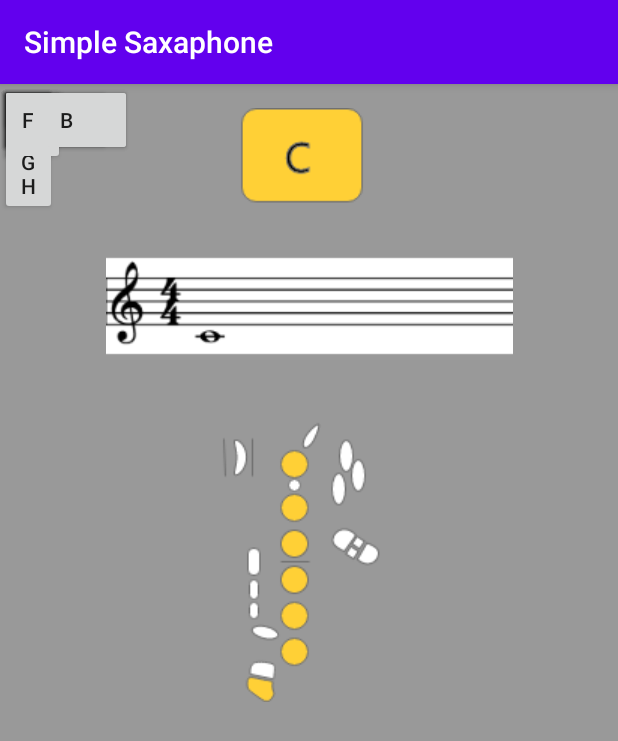
After one commit to sammax12/SimpleSaxaphone, an Android app: the fragment FingerChart1 shown on its own in the app's theme, on a phone screen of 412 x 824 dp. The commit adds this screen. Shown: the top 741 px of the screen. Run offline under Robolectric (Android 15) with nearby library versions, the phone set to English and light mode, and no system bars.

Commit message:
creating chart 1

```diff
--- /dev/null
+++ b/app/src/main/java/com/example/simplesaxaphone/FingerChart1.java
@@ -0,0 +1,64 @@
+package com.example.simplesaxaphone;
+
+import android.os.Bundle;
+
+import androidx.fragment.app.Fragment;
+
+import android.view.LayoutInflater;
+import android.view.View;
+import android.view.ViewGroup;
+
+/**
+ * A simple {@link Fragment} subclass.
+ * Use the {@link FingerChart1#newInstance} factory method to
+ * create an instance of this fragment.
+ */
+public class FingerChart1 extends Fragment {
+
+    // TODO: Rename parameter arguments, choose names that match
+    // the fragment initialization parameters, e.g. ARG_ITEM_NUMBER
+    private static final String ARG_PARAM1 = "param1";
+    private static final String ARG_PARAM2 = "param2";
+
+    // TODO: Rename and change types of parameters
+    private String mParam1;
+    private String mParam2;
+
+    public FingerChart1() {
+        // Required empty public constructor
+    }
+
+    /**
+     * Use this factory method to create a new instance of
+     * this fragment using the provided parameters.
+     *
+     * @param param1 Parameter 1.
+     * @param param2 Parameter 2.
+     * @return A new instance of fragment FingerChart1.
+     */
+    // TODO: Rename and change types and number of parameters
+    public static FingerChart1 newInstance(String param1, String param2) {
+        FingerChart1 fragment = new FingerChart1();
+        Bundle args = new Bundle();
+        args.putString(ARG_PARAM1, param1);
+        args.putString(ARG_PARAM2, param2);
+        fragment.setArguments(args);
+        return fragment;
+    }
+
+    @Override
+    public void onCreate(Bundle savedInstanceState) {
+        super.onCreate(savedInstanceState);
+        if (getArguments() != null) {
+            mParam1 = getArguments().getString(ARG_PARAM1);
+            mParam2 = getArguments().getString(ARG_PARAM2);
+        }
+    }
+
+    @Override
+    public View onCreateView(LayoutInflater inflater, ViewGroup container,
+                             Bundle savedInstanceState) {
+        // Inflate the layout for this fragment
+        return inflater.inflate(R.layout.fragment_finger_chart1, container, false);
+    }
+}
--- a/app/src/main/java/com/example/simplesaxaphone/FragmentDisplay.java
+++ b/app/src/main/java/com/example/simplesaxaphone/FragmentDisplay.java
@@ -50,4 +50,15 @@ public class FragmentDisplay extends AppCompatActivity {
 
         mViewPager.setCurrentItem(fragmentNumber);
     }
+
+    @Override
+    public void onBackPressed(){
+        if(mViewPager.getCurrentItem() == 0){
+            super.onBackPressed();
+        }
+        else {
+            mViewPager.setCurrentItem(mViewPager.getCurrentItem()-1);
+        }
+    }
+
 }
--- a/app/src/main/res/layout/activity_fragment_display.xml
+++ b/app/src/main/res/layout/activity_fragment_display.xml
@@ -13,6 +13,7 @@
         android:layout_height="wrap_content"
         android:background="@drawable/roundbtn"
         android:text="Menu"
+        android:textAllCaps="false"
         android:textSize="15sp"
         app:layout_constraintBottom_toBottomOf="parent"
         app:layout_constraintEnd_toEndOf="parent"
--- a/app/src/main/res/layout/activity_home.xml
+++ b/app/src/main/res/layout/activity_home.xml
@@ -40,6 +40,7 @@
         android:layout_height="90dp"
         android:background="@drawable/roundbtn"
         android:text="Lessons"
+        android:textAllCaps="false"
         android:textSize="41sp"
         app:layout_constraintBottom_toTopOf="@+id/buttonFingeringChart"
         app:layout_constraintEnd_toEndOf="parent"
@@ -52,6 +53,7 @@
         android:layout_height="90dp"
         android:background="@drawable/roundbtn"
         android:text="Findering Chart"
+        android:textAllCaps="false"
         android:textSize="35sp"
         app:layout_constraintBottom_toTopOf="@+id/buttonSampleSongs"
         app:layout_constraintEnd_toEndOf="parent"
@@ -64,6 +66,7 @@
         android:layout_height="90dp"
         android:background="@drawable/roundbtn"
         android:text="Sample Songs"
+        android:textAllCaps="false"
         android:textSize="35sp"
         app:layout_constraintBottom_toBottomOf="parent"
         app:layout_constraintEnd_toEndOf="parent"
--- /dev/null
+++ b/app/src/main/res/layout/fragment_finger_chart1.xml
@@ -0,0 +1,170 @@
+<?xml version="1.0" encoding="utf-8"?>
+<androidx.constraintlayout.widget.ConstraintLayout xmlns:android="http://schemas.android.com/apk/res/android"
+    xmlns:app="http://schemas.android.com/apk/res-auto"
+    xmlns:tools="http://schemas.android.com/tools"
+    android:layout_width="match_parent"
+    android:layout_height="match_parent"
+    tools:context=".FingerChart1"
+    android:background="#999999">
+
+
+    <ImageView
+        android:id="@+id/imageView2"
+        android:layout_width="wrap_content"
+        android:layout_height="wrap_content"
+        android:layout_alignParentTop="true"
+        android:layout_centerHorizontal="true"
+        android:layout_marginTop="16dp"
+        android:src="@drawable/chart1"
+        app:layout_constraintEnd_toEndOf="parent"
+        app:layout_constraintStart_toStartOf="parent"
+        app:layout_constraintTop_toTopOf="parent" />
+
+    <Button
+        android:id="@+id/C_btn"
+        android:layout_width="38dp"
+        android:layout_height="wrap_content"
+        android:layout_alignParentStart="true"
+        android:layout_alignParentLeft="true"
+        android:layout_alignParentBottom="true"
+        android:layout_marginStart="12dp"
+        android:layout_marginLeft="12dp"
+        android:layout_marginBottom="61dp"
+        android:text="C" />
+    <Button
+        android:id="@+id/Csharp_btn"
+        android:layout_width="38dp"
+        android:layout_height="wrap_content"
+        android:layout_alignParentStart="true"
+        android:layout_alignParentLeft="true"
+        android:layout_alignParentBottom="true"
+        android:layout_marginStart="12dp"
+        android:layout_marginLeft="12dp"
+        android:layout_marginBottom="61dp"
+        android:text="C#" />
+    <Button
+        android:id="@+id/D_btn"
+        android:layout_width="38dp"
+        android:layout_height="wrap_content"
+        android:layout_alignParentStart="true"
+        android:layout_alignParentLeft="true"
+        android:layout_alignParentBottom="true"
+        android:layout_marginStart="12dp"
+        android:layout_marginLeft="12dp"
+        android:layout_marginBottom="61dp"
+        android:text="D" />
+
+    <Button
+        android:id="@+id/Dsharp_btn"
+        android:layout_width="46dp"
+        android:layout_height="35dp"
+        android:layout_alignParentStart="true"
+        android:layout_alignParentLeft="true"
+        android:layout_alignParentBottom="true"
+        android:text="D#"
+        tools:layout_editor_absoluteX="0dp"
+        tools:layout_editor_absoluteY="557dp" />
+
+    <Button
+        android:id="@+id/E_btn"
+        android:layout_width="38dp"
+        android:layout_height="wrap_content"
+        android:layout_alignParentStart="true"
+        android:layout_alignParentLeft="true"
+        android:layout_alignParentBottom="true"
+        android:layout_marginStart="36dp"
+        android:layout_marginLeft="36dp"
+        android:text="E"
+        app:layout_constraintStart_toStartOf="parent"
+        tools:layout_editor_absoluteY="564dp" />
+
+    <Button
+        android:id="@+id/Fsharp_btn"
+        android:layout_width="43dp"
+        android:layout_height="49dp"
+        android:layout_alignParentStart="true"
+        android:layout_alignParentLeft="true"
+        android:layout_alignParentBottom="true"
+        android:text="F#"
+        tools:layout_editor_absoluteX="114dp"
+        tools:layout_editor_absoluteY="564dp" />
+
+    <Button
+        android:id="@+id/Asharp_btn"
+        android:layout_width="43dp"
+        android:layout_height="34dp"
+        android:layout_alignParentStart="true"
+        android:layout_alignParentLeft="true"
+        android:layout_alignParentBottom="true"
+        android:text="A#"
+        tools:layout_editor_absoluteX="291dp"
+        tools:layout_editor_absoluteY="573dp" />
+
+    <Button
+        android:id="@+id/Chigh_btn"
+        android:layout_width="38dp"
+        android:layout_height="wrap_content"
+        android:layout_alignParentStart="true"
+        android:layout_alignParentLeft="true"
+        android:layout_alignParentBottom="true"
+        android:layout_centerHorizontal="true"
+        android:text="C high"
+        tools:layout_editor_absoluteX="359dp"
+        tools:layout_editor_absoluteY="437dp" />
+
+    <Button
+        android:id="@+id/A_btn"
+        android:layout_width="38dp"
+        android:layout_height="wrap_content"
+        android:layout_alignParentStart="true"
+        android:layout_alignParentLeft="true"
+        android:layout_alignParentBottom="true"
+        android:text="A"
+        tools:layout_editor_absoluteX="195dp"
+        tools:layout_editor_absoluteY="504dp" />
+
+    <Button
+        android:id="@+id/Gsharp_btn"
+        android:layout_width="43dp"
+        android:layout_height="54dp"
+        android:layout_alignParentStart="true"
+        android:layout_alignParentLeft="true"
+        android:layout_alignParentBottom="true"
+        android:text="G#"
+        tools:layout_editor_absoluteX="195dp"
+        tools:layout_editor_absoluteY="552dp" />
+
+    <Button
+        android:id="@+id/G_btn"
+        android:layout_width="wrap_content"
+        android:layout_height="wrap_content"
+        android:layout_alignParentStart="true"
+        android:layout_alignParentLeft="true"
+        android:layout_alignParentBottom="true"
+        android:text="G "
+        tools:layout_editor_absoluteX="145dp"
+        tools:layout_editor_absoluteY="645dp" />
+
+    <Button
+        android:id="@+id/B_btn"
+        android:layout_width="wrap_content"
+        android:layout_height="wrap_content"
+        android:layout_alignParentStart="true"
+        android:layout_alignParentLeft="true"
+        android:layout_alignParentBottom="true"
+        android:text="B"
+        tools:layout_editor_absoluteX="334dp"
+        tools:layout_editor_absoluteY="576dp" />
+
+    <Button
+        android:id="@+id/F_btn"
+        android:layout_width="38dp"
+        android:layout_height="wrap_content"
+        android:layout_alignParentStart="true"
+        android:layout_alignParentLeft="true"
+        android:layout_alignParentBottom="true"
+        android:text="F"
+        tools:layout_editor_absoluteX="76dp"
+        tools:layout_editor_absoluteY="565dp" />
+
+</androidx.constraintlayout.widget.ConstraintLayout>
```
